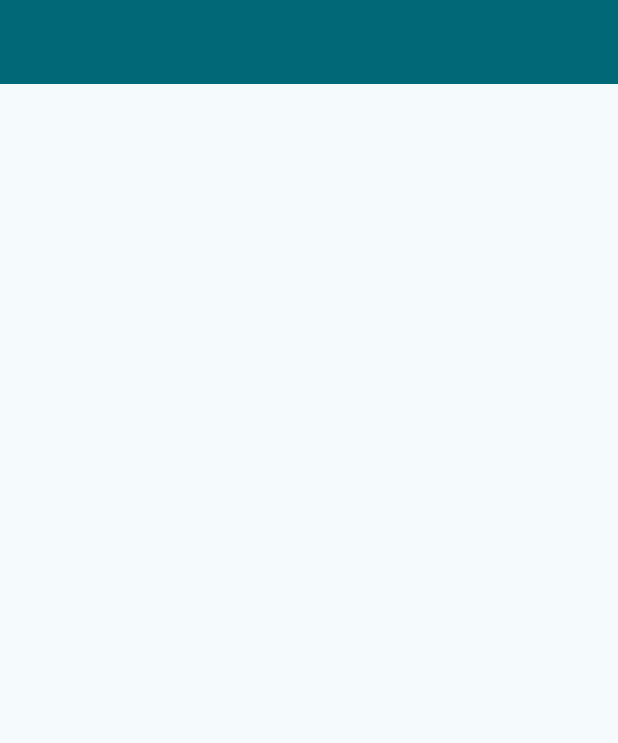
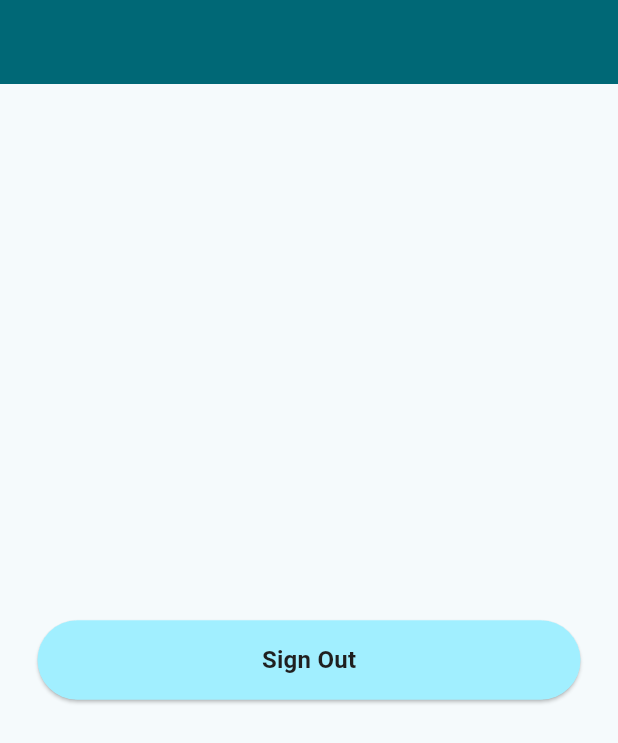
Before and after one commit to HamadaStudy/ez_vocab, a Flutter app: the HomeScreen screen opened by its route, on a phone screen of 412 x 824 dp. Shown: the top 743 px of the screen. Run offline on Flutter 3.47's test engine with Material 3 defaults, Android fonts, the light colour scheme and no system bars; our stand-ins replace firebase_auth, firebase_core, flutter_riverpod, go_router; accounts and stored records are empty; Roboto replaces fonts that are missing (WorkSans).

```diff
--- a/lib/data/providers/auth_repository_provider.dart
+++ b/lib/data/providers/auth_repository_provider.dart
@@ -9,5 +9,5 @@ final authRepositoryProvider = Provider<AuthRepository>(
 
 final firebaseAuthRepositoryProvider = Provider<FirebaseAuthRepository>((ref) {
   final firebaseAuthService = ref.watch(firebaseAuthServiceProvider);
-  return FirebaseAuthRepository(firebaseAuthService: firebaseAuthService);
+  return FirebaseAuthRepository(firebaseAuthService);
 });
--- a/lib/data/providers/auth_service_provider.dart
+++ b/lib/data/providers/auth_service_provider.dart
@@ -3,5 +3,5 @@ import 'package:firebase_auth/firebase_auth.dart';
 import 'package:flutter_riverpod/flutter_riverpod.dart';
 
 final firebaseAuthServiceProvider = Provider<FirebaseAuthService>(
-  (ref) => FirebaseAuthService(firebaseAuthInstance: FirebaseAuth.instance),
+  (ref) => FirebaseAuthService(FirebaseAuth.instance),
 );
--- a/lib/data/repositories/auth_repository.dart
+++ b/lib/data/repositories/auth_repository.dart
@@ -1,7 +1,9 @@
 import 'package:ez_vocab/utils/reslut.dart';
 
 abstract class AuthRepository {
+  Stream<Result<bool>> authStateChanges();
+
   Future<Result<void>> signIn(String email, String password);
-
   Future<Result<void>> signUp(String email, String password);
+  Future<Result<void>> signOut();
 }
--- /dev/null
+++ b/lib/presentation/auth/views/widgets/sign_out_button.dart
@@ -0,0 +1,36 @@
+import 'package:ez_vocab/commons.dart';
+import 'package:ez_vocab/presentation/auth/view_models/sign_out_view_model.dart';
+import 'package:ez_vocab/presentation/auth/views/widgets/auth_custom_button.dart';
+import 'package:flutter_riverpod/flutter_riverpod.dart';
+import 'package:go_router/go_router.dart';
+
+class SignOutButton extends ConsumerStatefulWidget {
+  const SignOutButton({super.key});
+
+  @override
+  ConsumerState<ConsumerStatefulWidget> createState() => _SignOutButtonState();
+}
+
+class _SignOutButtonState extends ConsumerState<SignOutButton> {
+  @override
+  Widget build(BuildContext context) {
+    return AuthCustomButton(text: 'Sign Out', onPressed: _handleSignOut);
+  }
+
+  // ==================== helper ====================
+  Future<void> _handleSignOut() async {
+    final signOutViewModel = ref.read(signOutViewModelProvider.notifier);
+
+    final success = await signOutViewModel.signOut();
+
+    if (!mounted) return;
+
+    if (success) {
+      context.goNamed(AppRoute.signIn.name);
+    } else {
+      ScaffoldMessenger.of(
+        context,
+      ).showSnackBar(const SnackBar(content: Text('サインアウトに失敗しました。')));
+    }
+  }
+}
--- /dev/null
+++ b/lib/presentation/home/views/home_screen.dart
@@ -0,0 +1,28 @@
+import 'package:ez_vocab/commons.dart';
+import 'package:ez_vocab/presentation/auth/view_models/sign_out_view_model.dart';
+import 'package:ez_vocab/presentation/auth/views/widgets/sign_out_button.dart';
+import 'package:flutter_riverpod/flutter_riverpod.dart';
+
+class HomeScreen extends ConsumerStatefulWidget {
+  const HomeScreen({super.key});
+
+  @override
+  ConsumerState<ConsumerStatefulWidget> createState() => _HomeScreenState();
+}
+
+class _HomeScreenState extends ConsumerState<HomeScreen> {
+  @override
+  Widget build(BuildContext context) {
+    final signOutState = ref.watch(signOutViewModelProvider);
+    return Scaffold(
+      appBar: AppBar(),
+      body:
+          signOutState.isLoading
+              ? Center(child: CircularProgressIndicator())
+              : Padding(
+                padding: kPadd25,
+                child: Center(child: SignOutButton()),
+              ),
+    );
+  }
+}
--- a/lib/ui/home/views/home_screen.dart
+++ /dev/null
@@ -1,16 +0,0 @@
-import 'package:ez_vocab/commons.dart';
-import 'package:flutter_riverpod/flutter_riverpod.dart';
-
-class HomeScreen extends ConsumerStatefulWidget {
-  const HomeScreen({super.key});
-
-  @override
-  ConsumerState<ConsumerStatefulWidget> createState() => _HomeScreenState();
-}
-
-class _HomeScreenState extends ConsumerState<HomeScreen> {
-  @override
-  Widget build(BuildContext context) {
-    return Scaffold(appBar: AppBar(), body: Container());
-  }
-}
```
Also changed, not shown: lib/data/providers/auth_state_changes_provider.dart (added, +8 -0 lines), lib/data/repositories/firebase_auth_repository.dart (+38 -4 lines), lib/data/services/firebase_auth_service.dart (+33 -4 lines), lib/presentation/auth/view_models/sign_out_view_model.dart (added, +35 -0 lines), lib/presentation/auth/views/screens/sign_in_screen.dart (renamed from lib/ui/auth/views/screens/sign_up_screen.dart, +22 -56 lines), lib/presentation/auth/views/screens/sign_up_screen.dart (renamed from lib/ui/auth/views/screens/sign_in_screen.dart, +56 -22 lines), lib/route/app_router.dart (+4 -4 lines), lib/presentation/auth/view_models/sign_in_view_model.dart (renamed from lib/ui/auth/view_models/sign_in_view_model.dart), lib/presentation/auth/view_models/sign_up_view_model.dart (renamed from lib/ui/auth/view_models/sign_up_view_model.dart), lib/presentation/auth/views/widgets/auth_custom_button.dart (renamed from lib/ui/auth/views/widgets/auth_custom_button.dart), lib/presentation/auth/views/widgets/auth_custom_text_field.dart (renamed from lib/ui/auth/views/widgets/auth_custom_text_field.dart), lib/presentation/splash/views/splash_screen.dart (renamed from lib/ui/splash/views/splash_screen.dart), 1 other file.
